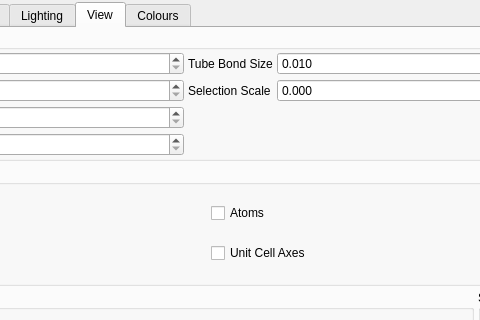
Old version of the form src/gui/prefs.ui in the repository trisyoungs/aten; both pictures show x 147 to 627 and y 0 to 320 of the 712 by 443 pixel window.
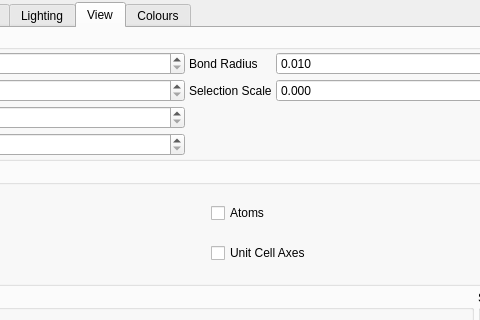
New version of the form. The open tabs and pages were chosen to show the change. Icons and pictures are not drawn. Custom widgets are drawn as their Qt base class.

Commit message: Changed Prefs::atomSize_ and Prefs::tubeSize_ to Prefs::atomStyleRadius_ and Prefs::bondRadius_. Corrected labels in Prefs dialog. Fixed rendering of pseudo bond (radius was always 1.0) when drawing chains.

```diff
--- a/src/gui/prefs.ui
+++ b/src/gui/prefs.ui
@@ -1444,7 +1444,7 @@
             <item row="0" column="2" >
              <widget class="QLabel" name="label_566" >
               <property name="text" >
-               <string>Tube Bond Size</string>
+               <string>Bond Radius</string>
               </property>
              </widget>
             </item>
```
Left out of the diff: 22 changed lines with no effect on the pictures. The commit also changes 12 other files.
